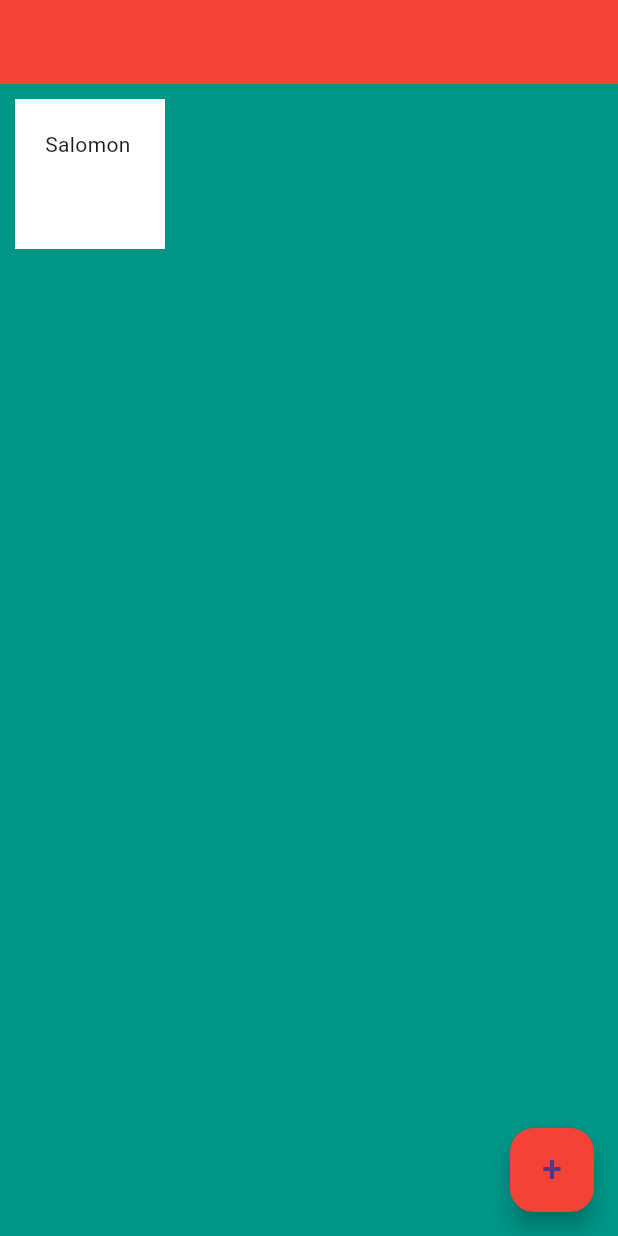
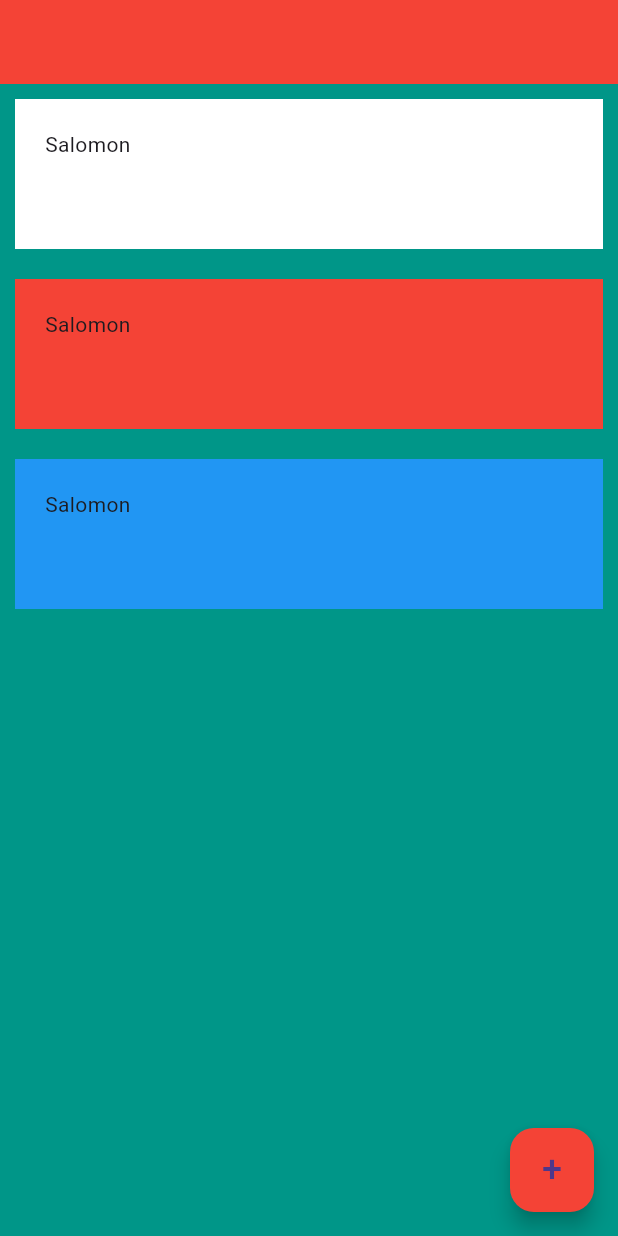
Before and after one commit to Tshobohwa/flutter, a Flutter app: the screen it shows after launch, on a phone screen of 412 x 824 dp. Run offline on Flutter 3.47's test engine with Material 3 defaults, Android fonts, the phone set to English and light mode, and no system bars.

Commit message:
Layout with columns and rows

```diff
--- a/mi_card/lib/main.dart
+++ b/mi_card/lib/main.dart
@@ -16,11 +16,28 @@
       ),
       backgroundColor: Colors.teal,
       body: Column(
+        crossAxisAlignment: CrossAxisAlignment.stretch,
         children: <Widget>[
           Container(
             height: 100.0,
             width: 100.0,
             color: Colors.white,
+            margin: const EdgeInsets.all(10.0),
+            padding: const EdgeInsets.all(20.0),
+            child: const Text("Salomon"),
+          ),
+          Container(
+            height: 100.0,
+            width: 100.0,
+            color: Colors.red,
+            margin: const EdgeInsets.all(10.0),
+            padding: const EdgeInsets.all(20.0),
+            child: const Text("Salomon"),
+          ),
+          Container(
+            height: 100.0,
+            width: 100.0,
+            color: Colors.blue,
             margin: const EdgeInsets.all(10.0),
             padding: const EdgeInsets.all(20.0),
             child: const Text("Salomon"),
```
